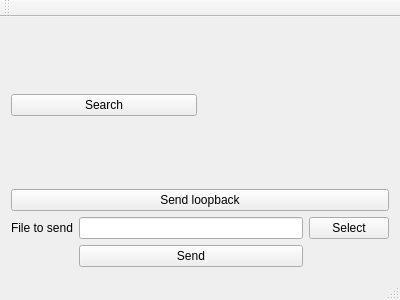
This is mainwindow.ui in codebreaker7/QtFtdiFifo as Qt 5 draws it before an edit. The edited form follows.
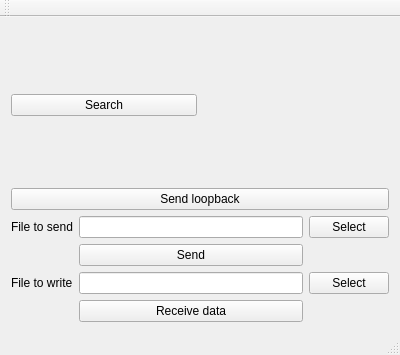
This is the edited form.

Commit message: Added more UI-elements to implement more functions

```diff
--- a/mainwindow.ui
+++ b/mainwindow.ui
@@ -7,7 +7,7 @@
     <x>0</x>
     <y>0</y>
     <width>400</width>
-    <height>300</height>
+    <height>355</height>
    </rect>
   </property>
   <property name="windowTitle">
@@ -74,6 +74,34 @@
         </item>
        </layout>
       </item>
+      <item>
+       <layout class="QGridLayout" name="gridLayout_2">
+        <item row="0" column="1">
+         <widget class="QLineEdit" name="receiveFileNameEdit"/>
+        </item>
+        <item row="0" column="0">
+         <widget class="QLabel" name="label_2">
+          <property name="text">
+           <string>File to write</string>
+          </property>
+         </widget>
+        </item>
+        <item row="0" column="2">
+         <widget class="QPushButton" name="selectReceiveFileButton">
+          <property name="text">
+           <string>Select</string>
+          </property>
+         </widget>
+        </item>
+        <item row="1" column="1">
+         <widget class="QPushButton" name="receiveInFileButton">
+          <property name="text">
+           <string>Receive data</string>
+          </property>
+         </widget>
+        </item>
+       </layout>
+      </item>
      </layout>
     </item>
    </layout>
```
Left out of the diff: 31 changed lines with no effect on the pictures. The commit also changes 2 other files.
